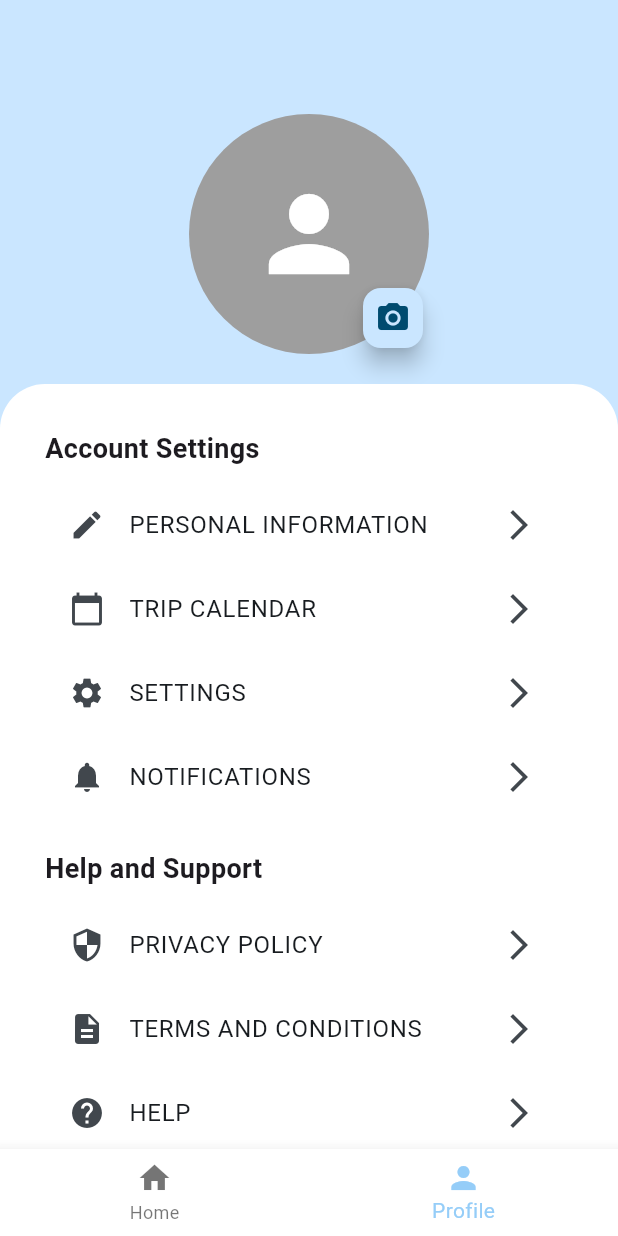
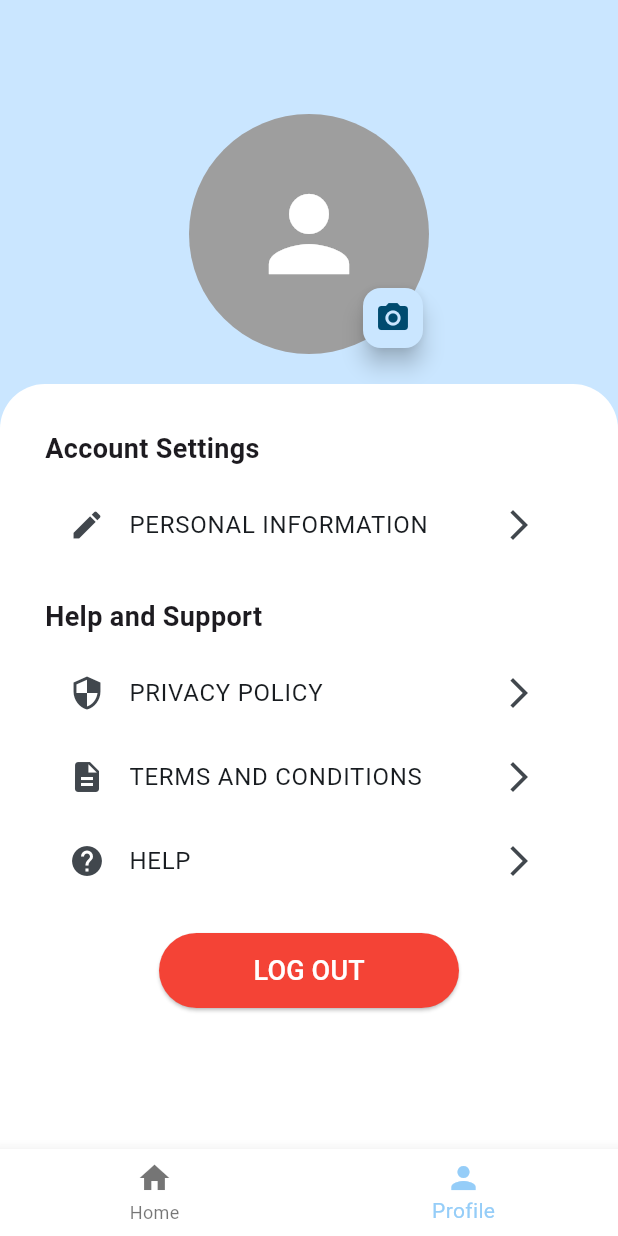
Before and after one commit to Ritvik-Bansal/PathPal, a Flutter app: the screen it shows once a user with an empty profile is signed in, item 2 of the bottom bar chosen, on a phone screen of 412 x 824 dp. Run offline on Flutter 3.47's test engine with Material 3 defaults, Android fonts, the phone set to English and light mode, and no system bars; our stand-ins replace cloud_firestore, country_picker, firebase_auth, firebase_core, firebase_storage, image_picker; accounts and stored records are empty; network calls fail; project files that could hold a hidden picture were left out.

```diff
--- a/lib/screens/profile.dart
+++ b/lib/screens/profile.dart
@@ -181,21 +181,21 @@
                     'PERSONAL INFORMATION',
                     nextScreen: PersonalInfoScreen(),
                   ),
-                  BuildSettingItem(
-                    Icons.calendar_today,
-                    'TRIP CALENDAR',
-                    nextScreen: PersonalInfoScreen(),
-                  ),
-                  BuildSettingItem(
-                    Icons.settings,
-                    'SETTINGS',
-                    nextScreen: PersonalInfoScreen(),
-                  ),
-                  BuildSettingItem(
-                    Icons.notifications,
-                    'NOTIFICATIONS',
-                    nextScreen: PersonalInfoScreen(),
-                  ),
+                  // BuildSettingItem(
+                  //   Icons.calendar_today,
+                  //   'TRIP CALENDAR',
+                  //   nextScreen: PersonalInfoScreen(),
+                  // ),
+                  // BuildSettingItem(
+                  //   Icons.settings,
+                  //   'SETTINGS',
+                  //   nextScreen: PersonalInfoScreen(),
+                  // ),
+                  // BuildSettingItem(
+                  //   Icons.notifications,
+                  //   'NOTIFICATIONS',
+                  //   nextScreen: PersonalInfoScreen(),
+                  // ),
                   const SizedBox(height: 20),
                   const Text(
                     'Help and Support',
--- a/lib/widgets/contact_us_content.dart
+++ b/lib/widgets/contact_us_content.dart
@@ -2,6 +2,8 @@
 import 'package:url_launcher/url_launcher.dart';
 
 class ContactUsContent extends StatelessWidget {
+  const ContactUsContent({super.key});
+
   Future<void> _launchSMS() async {
     final Uri smsLaunchUri = Uri(
       scheme: 'sms',
```
Also changed, not shown: pubspec.yaml (+8 -6 lines), assets/icon/icon.png (deleted), assets/icon/pathpal_foreground.png (added), assets/icon/pathpal_logo.png (added), pubspec.lock, 58 other files.
